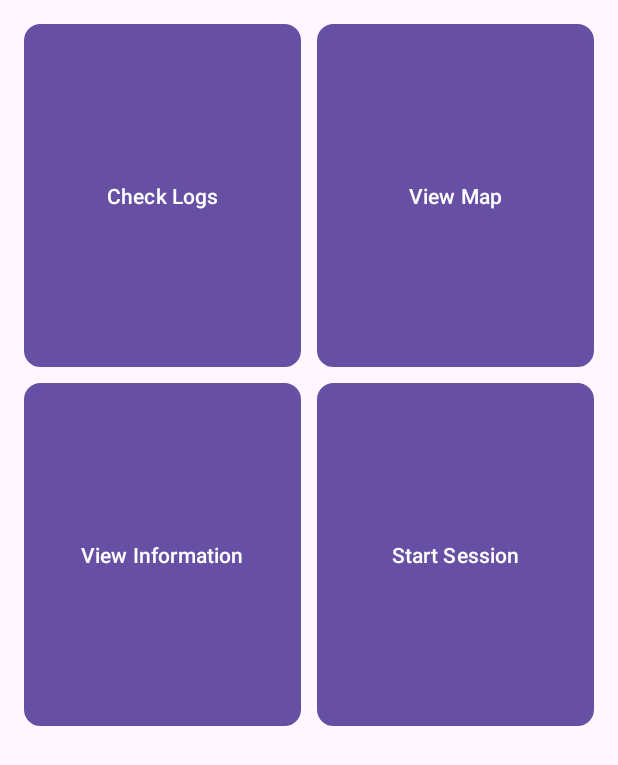
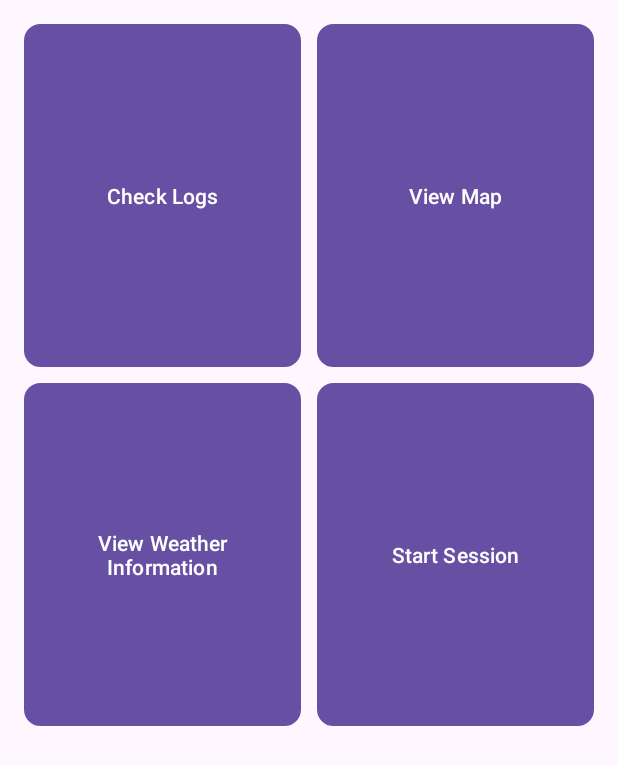
Before and after one commit to MichaelTj02/IAT359_Final_Project, an Android app: the MainActivity screen opened directly, with no data from a screen before it, on a phone screen of 412 x 824 dp. Shown: the top 765 px of the screen. Run offline under Robolectric (Android 15) with nearby library versions, the light colour scheme and no system bars.

Commit message:
reorganize code

```diff
--- a/app/src/main/res/layout/activity_main.xml
+++ b/app/src/main/res/layout/activity_main.xml
@@ -51,7 +51,7 @@
             android:layout_height="0dp"
             android:layout_marginRight="5dp"
             android:layout_marginTop="5dp"
-            android:text="View Information"
+            android:text="View Weather Information"
             android:background="@drawable/rounded_rectangle_button"
             android:layout_columnWeight="1"
             android:layout_rowWeight="1"
```
Also changed, not shown: app/src/main/java/com/example/iat359_final_project/MainActivity.java (+0 -31 lines).
